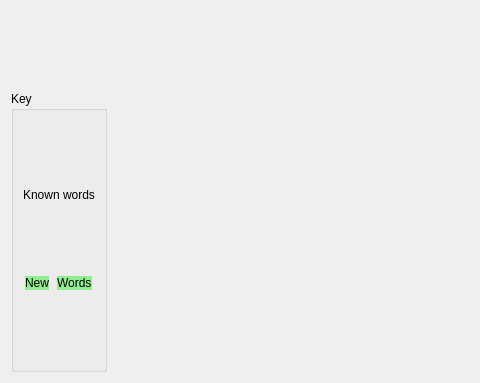
Old version of the form designer/note_creation.ui in the repository ll-in-anki/find-missing-words; both pictures show x 0 to 480 and y 207 to 590 of the 1098 by 590 pixel window.
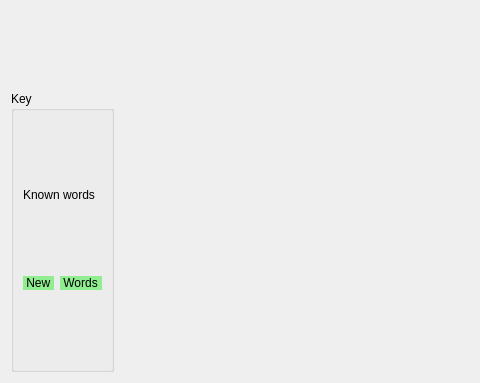
New version of the form.

Commit message:
Improve readability of word select pane
Highlighted words were looking too cramped, needed padding.
Regular padding not possible unless using <table> in Qt[0], use html
spacing entity to fake the padding within <a> tags.

Respect paragraph breaks (double-spacing/newline between words).

[0]: https://doc.qt.io/qt-5/richtext-html-subset.html#css-properties

Patch:
```diff
--- a/designer/note_creation.ui
+++ b/designer/note_creation.ui
@@ -61,7 +61,7 @@
                <string notr="true">background-color: lightgreen</string>
               </property>
               <property name="text">
-               <string>New</string>
+               <string> New </string>
               </property>
              </widget>
             </item>
@@ -77,7 +77,7 @@
                <string notr="true">background-color: lightgreen</string>
               </property>
               <property name="text">
-               <string>Words</string>
+               <string> Words </string>
               </property>
              </widget>
             </item>
```
The commit also changes 2 other files.
